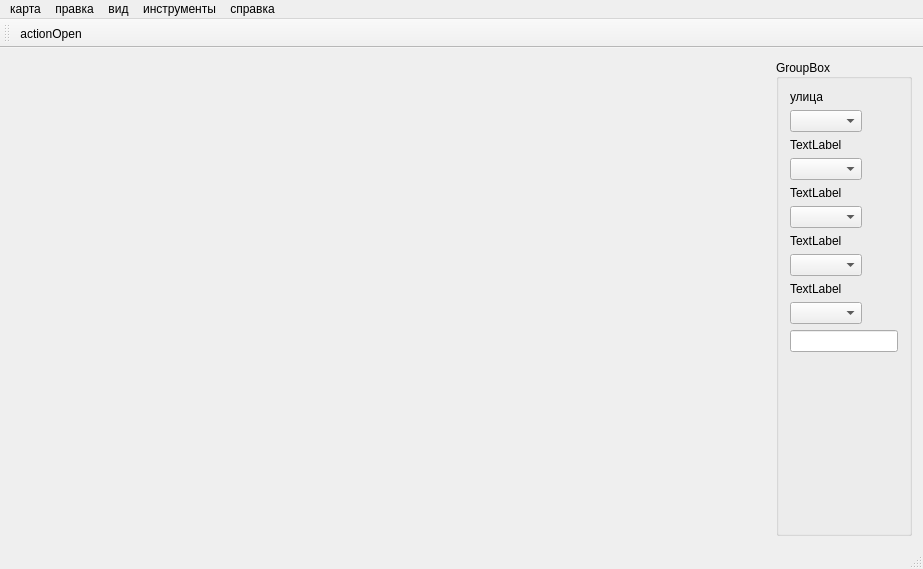
First picture: the form in mainwindow.ui, repository Berimor66/humblemaps, before the edit.
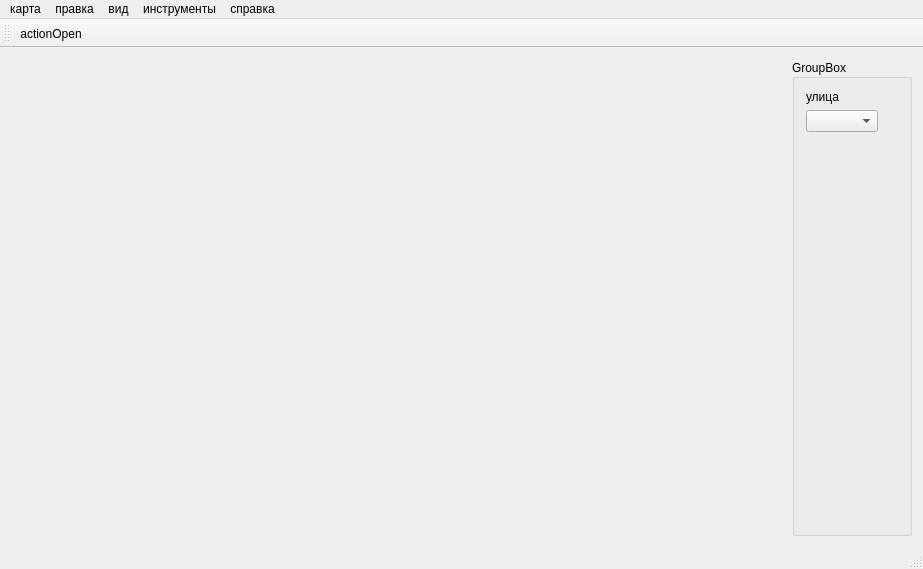
Second picture: the form after the edit. Icons and pictures are not drawn.

What changed in the file:
```diff
--- a/mainwindow.ui
+++ b/mainwindow.ui
@@ -49,6 +49,9 @@
        <set>Qt::AlignLeading|Qt::AlignLeft|Qt::AlignVCenter</set>
       </property>
       <layout class="QFormLayout" name="formLayout">
+       <property name="fieldGrowthPolicy">
+        <enum>QFormLayout::AllNonFixedFieldsGrow</enum>
+       </property>
        <item row="0" column="0">
         <widget class="QLabel" name="label">
          <property name="text">
@@ -66,77 +69,6 @@
          </property>
         </widget>
        </item>
-       <item row="2" column="0">
-        <widget class="QLabel" name="label_2">
-         <property name="text">
-          <string>TextLabel</string>
-         </property>
-        </widget>
-       </item>
-       <item row="3" column="0">
-        <widget class="QComboBox" name="comboBox_4">
-         <property name="sizePolicy">
-          <sizepolicy hsizetype="Expanding" vsizetype="Fixed">
-           <horstretch>0</horstretch>
-           <verstretch>0</verstretch>
-          </sizepolicy>
-         </property>
-        </widget>
-       </item>
-       <item row="4" column="0">
-        <widget class="QLabel" name="label_3">
-         <property name="text">
-          <string>TextLabel</string>
-         </property>
-        </widget>
-       </item>
-       <item row="5" column="0">
-        <widget class="QComboBox" name="comboBox_3">
-         <property name="sizePolicy">
-          <sizepolicy hsizetype="Expanding" vsizetype="Fixed">
-           <horstretch>0</horstretch>
-           <verstretch>0</verstretch>
-          </sizepolicy>
-         </property>
-        </widget>
-       </item>
-       <item row="6" column="0">
-        <widget class="QLabel" name="label_4">
-         <property name="text">
-          <string>TextLabel</string>
-         </property>
-        </widget>
-       </item>
-       <item row="7" column="0">
-        <widget class="QComboBox" name="comboBox_2">
-         <property name="sizePolicy">
-          <sizepolicy hsizetype="Expanding" vsizetype="Fixed">
-           <horstretch>0</horstretch>
-           <verstretch>0</verstretch>
-          </sizepolicy>
-         </property>
-        </widget>
-       </item>
-       <item row="8" column="0">
-        <widget class="QLabel" name="label_5">
-         <property name="text">
-          <string>TextLabel</string>
-         </property>
-        </widget>
-       </item>
-       <item row="9" column="0">
-        <widget class="QComboBox" name="comboBox">
-         <property name="sizePolicy">
-          <sizepolicy hsizetype="Expanding" vsizetype="Fixed">
-           <horstretch>0</horstretch>
-           <verstretch>0</verstretch>
-          </sizepolicy>
-         </property>
-        </widget>
-       </item>
-       <item row="10" column="0">
-        <widget class="QLineEdit" name="lineEdit"/>
-       </item>
       </layout>
      </widget>
     </item>
```
